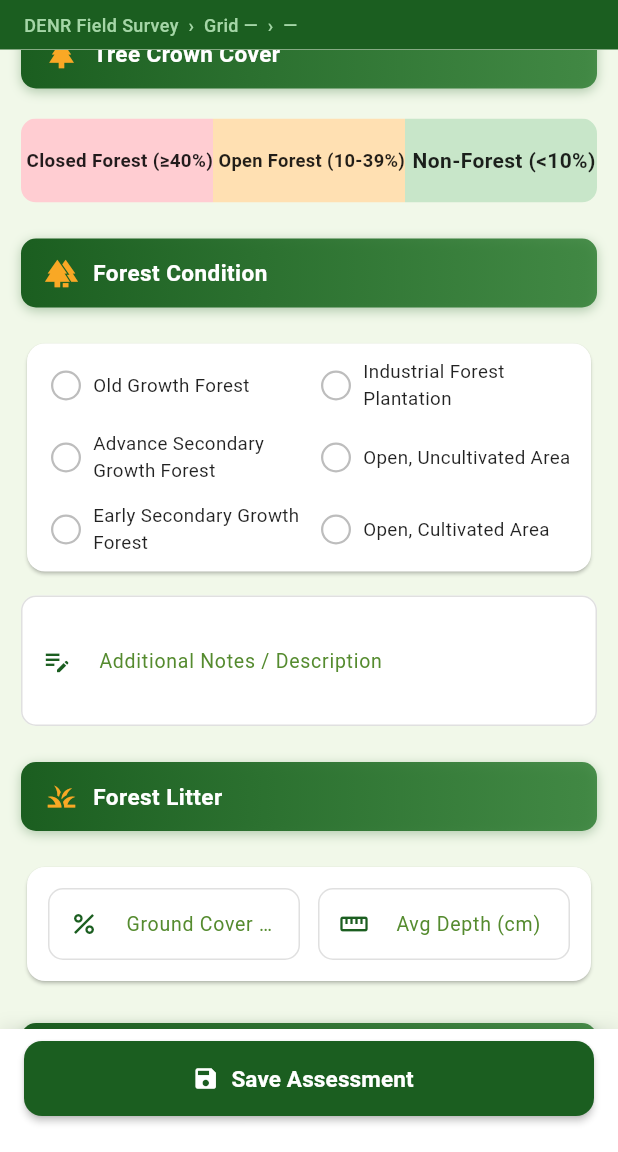
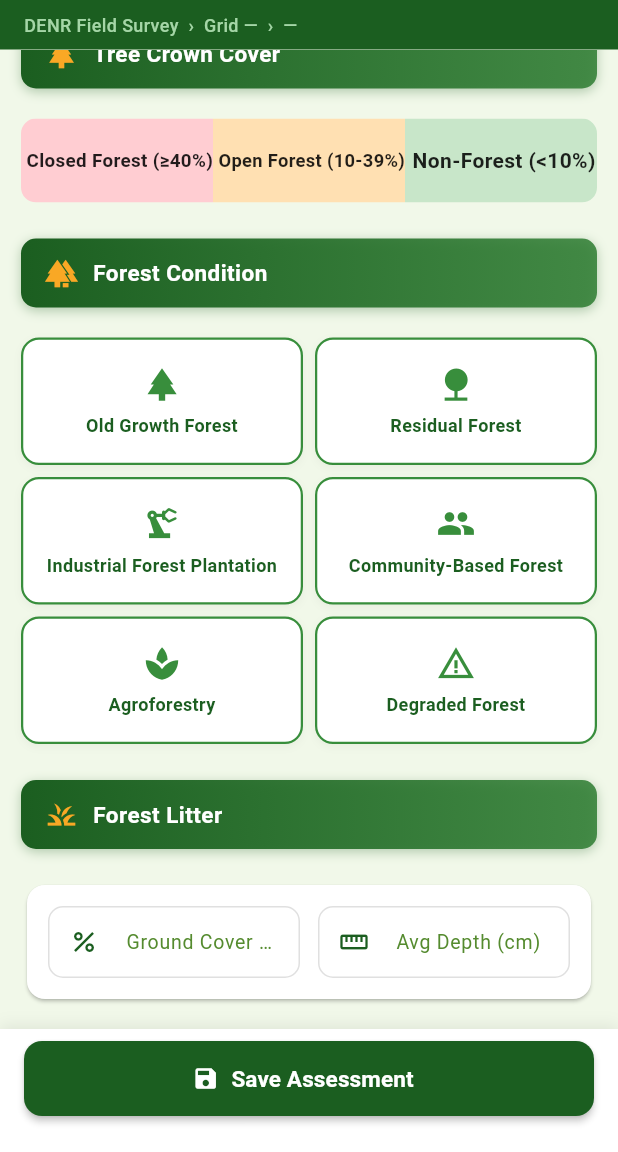
Before and after one commit to AlexandreJustinRepia/smp-site-assessment, a Flutter app: the FormScreen screen opened directly, scrolled down 1152 dp, on a phone screen of 412 x 824 dp, the part 84-1236 px from its top. Run offline on Flutter 3.47's test engine with Material 3 defaults, Android fonts, the phone set to English and light mode, and no system bars; our stand-ins replace file_picker, pdf, printing, share_plus, speech_to_text, sqflite; accounts and stored records are empty.

Commit message:
forest condition

```diff
--- a/lib/screens/form_screen.dart
+++ b/lib/screens/form_screen.dart
@@ -1,5 +1,6 @@
 import 'package:flutter/material.dart';
 import 'package:intl/intl.dart';
+import 'package:speech_to_text/speech_to_text.dart' as stt;
 import '../db/database_helper.dart';
 import '../models/assessment.dart';
 import '../widgets/section_header.dart';
@@ -29,11 +30,8 @@ class _FormScreenState extends State<FormScreen> {
   late TextEditingController _coordsActualCtrl;
   late TextEditingController _teamMembersCtrl;
 
-  // Radio selections
-  String? _landCover;
-  String? _treeCrownCover;
-  String? _forestCondition;
-  String? _restorationApproach;
+  late stt.SpeechToText _speech;
+  bool _isListening = false;
 
   // Forest condition notes controller
   late TextEditingController _forestConditionNotesCtrl;
@@ -49,6 +47,10 @@ class _FormScreenState extends State<FormScreen> {
   List<InventoryRow> _inventoryRows = [];
 
   bool get _isEditing => widget.assessment != null;
+  String? _landCover;
+  String? _treeCrownCover;
+  String? _forestCondition;
+  String? _restorationApproach;
 
   // Land cover options
   static const _landCoverOptions = [
@@ -75,11 +77,11 @@ class _FormScreenState extends State<FormScreen> {
   // Forest condition options
   static const _forestConditionOptions = [
     'Old Growth Forest',
+    'Residual Forest',
     'Industrial Forest Plantation',
-    'Advance Secondary Growth Forest',
-    'Open, Uncultivated Area',
-    'Early Secondary Growth Forest',
-    'Open, Cultivated Area',
+    'Community-Based Forest',
+    'Agroforestry',
+    'Degraded Forest',
   ];
 
   // Restoration options
@@ -109,6 +111,8 @@ class _FormScreenState extends State<FormScreen> {
     _coordsTargetCtrl = TextEditingController(text: a?.coordsTarget ?? '');
     _coordsActualCtrl = TextEditingController(text: a?.coordsActual ?? '');
     _teamMembersCtrl = TextEditingController(text: a?.teamMembers ?? '');
+    _speech = stt.SpeechToText();
+    _isListening = false;
     _forestConditionNotesCtrl = TextEditingController(
       text: a?.forestConditionNotes ?? '',
     );
@@ -187,6 +191,25 @@ class _FormScreenState extends State<FormScreen> {
         borderSide: const BorderSide(color: Color(0xFF1B5E20), width: 1.5),
       ),
     );
+  }
+
+  Future<void> _listenForestConditionNotes() async {
+    if (!_isListening) {
+      bool available = await _speech.initialize();
+      if (available) {
+        _speech.listen(onResult: (val) {
+          setState(() {
+            _forestConditionNotesCtrl.text +=
+                ( _forestConditionNotesCtrl.text.isEmpty ? '' : ' ' ) +
+                val.recognizedWords;
+          });
+        });
+        setState(() => _isListening = true);
+      }
+    } else {
+      await _speech.stop();
+      setState(() => _isListening = false);
+    }
   }
 
   Future<void> _pickDate() async {
@@ -564,23 +587,10 @@ class _FormScreenState extends State<FormScreen> {
                     icon: Icons.forest,
                   ),
                   const SizedBox(height: 8),
-                  CustomRadioGroup(
+                  _RadioGridWidget(
                     selectedValue: _forestCondition,
                     options: _forestConditionOptions,
-                    crossAxisCount: 2,
                     onChanged: (v) => setState(() => _forestCondition = v),
-                  ),
-                  const SizedBox(height: 12),
-                  TextFormField(
-                    controller: _forestConditionNotesCtrl,
-                    decoration: _inputDecoration(
-                      'Additional Notes / Description',
-                      icon: Icons.edit_note,
-                    ),
-                    validator: (value) =>
-                        value == null || value.isEmpty ? 'Required' : null,
-                    maxLines: 3,
-                    style: const TextStyle(fontSize: 14),
                   ),
 
                   // ── SECTION E: Forest Litter (Fillable) ──
@@ -766,6 +776,19 @@ class _RadioGridWidget extends StatelessWidget {
 
   IconData _getIconForOption(String option) {
     switch (option) {
+      case 'Old Growth Forest':
+        return Icons.park;
+      case 'Industrial Forest Plantation':
+        return Icons.precision_manufacturing;
+      case 'Community-Based Forest':
+        return Icons.people;
+      case 'Agroforestry':
+        return Icons.spa;
+      case 'Degraded Forest':
+        return Icons.warning_amber;
+      case 'Residual Forest':
+        return Icons.nature;
+      // Existing mappings fall through
       case 'Open Forest':
         return Icons.forest;
       case 'Annual Crop':
--- a/pubspec.yaml
+++ b/pubspec.yaml
@@ -42,6 +42,7 @@ dependencies:
   share_plus: ^10.0.2     # Share exported backup files
   google_fonts: ^6.2.1
   geolocator: ^11.0.0
+  speech_to_text: ^6.5.0
 
 dev_dependencies:
   flutter_test:
@@ -61,8 +62,8 @@ dev_dependencies:
 flutter:
 
   # The following line ensures that the Material Icons font is
-  # included with your application, so that you can use the icons in
-  # the material Icons class.
+  # included with your application, so that you can use the icons in the
+  # material Icons class.
   uses-material-design: true
 
   # To add assets to your application, add an assets section, like this:
```
Also changed, not shown: pubspec.lock, 1 other file.
